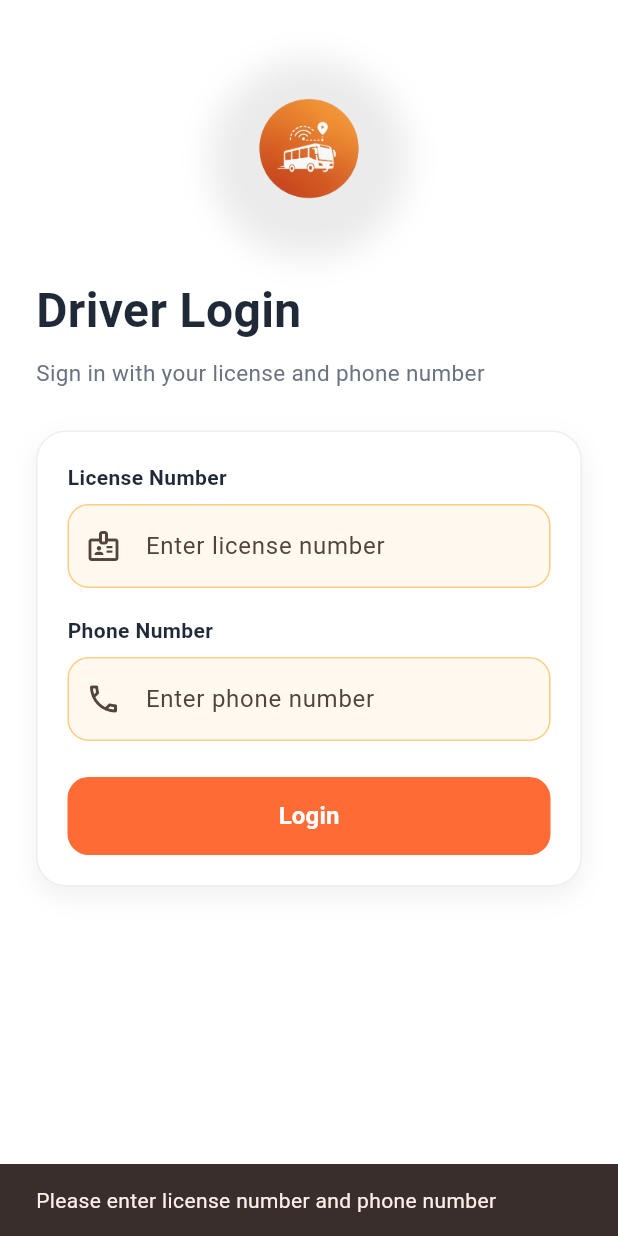
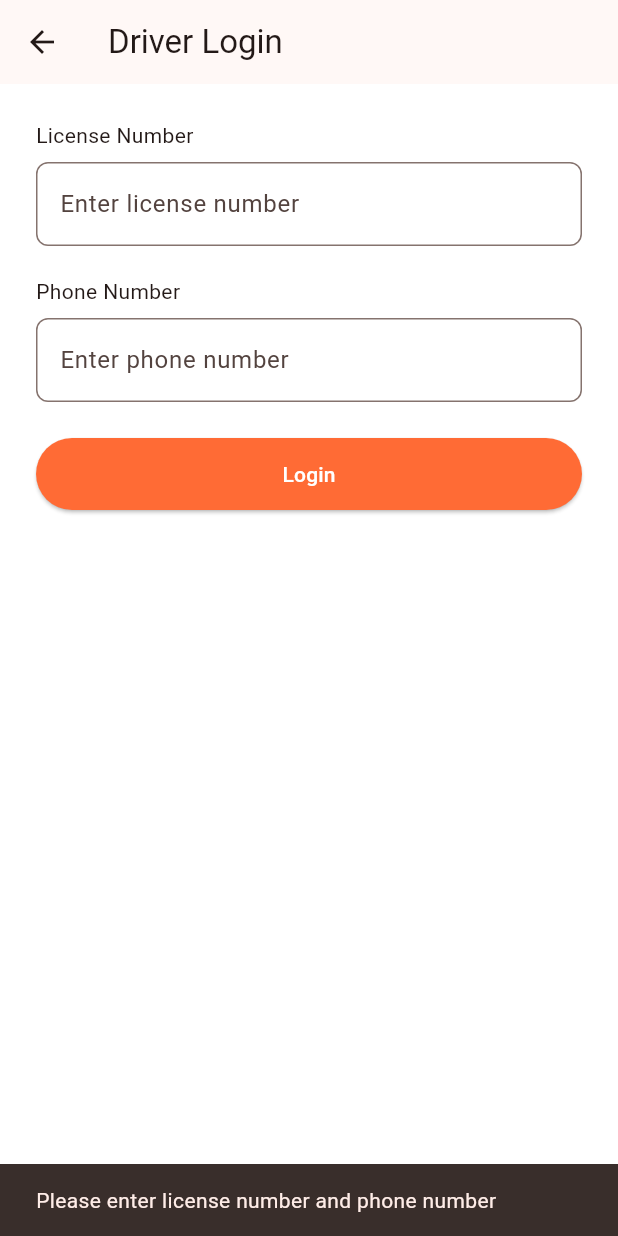
Before and after one commit to oshadha2k01/NextStop-DriverApp, a Flutter app: the screen it shows after launch, after a tap on "Login", on a phone screen of 412 x 824 dp. Run offline on Flutter 3.47's test engine with Material 3 defaults, Android fonts, the phone set to English and light mode, and no system bars; our stand-ins replace connectivity_plus, google_maps_flutter, just_audio, shared_preferences, socket_io_client, vibration.

Commit message:
fix: resolve the app crashing issues

```diff
--- a/lib/User/DriverLogin.dart
+++ b/lib/User/DriverLogin.dart
@@ -14,9 +14,7 @@ class DriverLoginScreen extends StatefulWidget {
 class _DriverLoginScreenState extends State<DriverLoginScreen> {
   static const Color primaryColor = Color(0xFFFF6B35);
   static const Color backgroundColor = Colors.white;
-  static const Color cardColor = Colors.white;
   static const Color textPrimary = Color(0xFF1F2937);
-  static const Color textSecondary = Color(0xFF6B7280);
 
   final TextEditingController _licenseController = TextEditingController();
   final TextEditingController _phoneController = TextEditingController();
@@ -46,6 +44,7 @@ class _DriverLoginScreenState extends State<DriverLoginScreen> {
   }
 
   Future<void> _restoreSession() async {
+    try {
       final token = await AuthService().getToken();
       final driver = await AuthService().getDriverData();
       final bus = await AuthService().getBusData();
@@ -66,6 +65,9 @@ class _DriverLoginScreenState extends State<DriverLoginScreen> {
           ),
         );
       });
+    } catch (e) {
+      print('Error restoring session: $e');
+    }
   }
 
   Future<void> _onLoginPressed() async {
@@ -74,15 +76,14 @@ class _DriverLoginScreenState extends State<DriverLoginScreen> {
 
     if (licenseNumber.isEmpty || phoneNumber.isEmpty) {
       ScaffoldMessenger.of(context).showSnackBar(
-        const SnackBar(
-          content: Text('Please enter license number and phone number'),
-        ),
+        const SnackBar(content: Text('Please enter license number and phone number')),
       );
       return;
     }
 
     setState(() => _isLoading = true);
 
+    try {
       final response = await ApiService().post(
         ApiConfig.driverLogin,
         body: {
@@ -93,9 +94,7 @@ class _DriverLoginScreenState extends State<DriverLoginScreen> {
         },
       );
 
-    if (!mounted) {
-      return;
-    }
+      if (!mounted) return;
 
       setState(() => _isLoading = false);
 
@@ -118,17 +117,11 @@ class _DriverLoginScreenState extends State<DriverLoginScreen> {
       final driver = _asMap(payload['driver']) ?? _asMap(root['driver']);
       final bus = _asMap(payload['bus']) ?? _asMap(root['bus']);
 
-    final token = (payload['token'] ??
-            root['token'] ??
-            payload['accessToken'] ??
-            root['accessToken'])
-        ?.toString();
+      final token = (payload['token'] ?? root['token'] ?? payload['accessToken'] ?? root['accessToken'])?.toString();
 
       if (driver == null || bus == null) {
         ScaffoldMessenger.of(context).showSnackBar(
-        const SnackBar(
-          content: Text('Login succeeded but profile data is missing'),
-        ),
+          const SnackBar(content: Text('Login succeeded but profile data is missing')),
         );
         return;
       }
@@ -141,14 +134,7 @@ class _DriverLoginScreenState extends State<DriverLoginScreen> {
         );
       }
 
-    if (!mounted) {
-      return;
-    }
-
-    WidgetsBinding.instance.addPostFrameCallback((_) {
-      if (!mounted) {
-        return;
-      }
+      if (!mounted) return;
 
       Navigator.pushReplacement(
         context,
@@ -159,181 +145,69 @@ class _DriverLoginScreenState extends State<DriverLoginScreen> {
           ),
         ),
       );
-    });
+    } catch (e) {
+      print('Login error: $e');
+      if (mounted) {
+        setState(() => _isLoading = false);
+        ScaffoldMessenger.of(context).showSnackBar(
+          SnackBar(content: Text('Error: $e')),
+        );
+      }
+    }
   }
 
   @override
   Widget build(BuildContext context) {
     return Scaffold(
       backgroundColor: backgroundColor,
-      body: SafeArea(
-        child: SingleChildScrollView(
-          padding: const EdgeInsets.symmetric(horizontal: 24, vertical: 20),
+      appBar: AppBar(title: const Text('Driver Login')),
+      body: Padding(
+        padding: const EdgeInsets.all(24),
         child: Column(
           crossAxisAlignment: CrossAxisAlignment.start,
           children: [
-              const SizedBox(height: 12),
-              Center(
-                child: Container(
-                  width: 132,
-                  height: 132,
-                  decoration: BoxDecoration(
-                    shape: BoxShape.circle,
-                    boxShadow: [
-                      BoxShadow(
-                        color: Colors.black.withValues(alpha: 0.08),
-                        blurRadius: 18,
-                        offset: const Offset(0, 8),
-                      ),
-                    ],
-                  ),
-                  child: ClipOval(
-                    child: Image.asset(
-                      'assets/logo.png',
-                      fit: BoxFit.cover,
-                    ),
-                  ),
-                ),
-              ),
-              const SizedBox(height: 20),
-              const Text(
-                'Driver Login',
-                style: TextStyle(
-                  fontSize: 32,
-                  fontWeight: FontWeight.bold,
-                  color: textPrimary,
-                ),
-              ),
-              const SizedBox(height: 8),
-              const Text(
-                'Sign in with your license and phone number',
-                style: TextStyle(
-                  fontSize: 15,
-                  color: textSecondary,
-                ),
-              ),
-              const SizedBox(height: 28),
-              Container(
-                width: double.infinity,
-                padding: const EdgeInsets.all(20),
-                decoration: BoxDecoration(
-                  color: cardColor,
-                  borderRadius: BorderRadius.circular(20),
-                  border: Border.all(color: Colors.grey.shade200),
-                  boxShadow: [
-                    BoxShadow(
-                      color: Colors.black.withValues(alpha: 0.06),
-                      blurRadius: 14,
-                      offset: const Offset(0, 6),
-                    ),
-                  ],
-                ),
-                child: Column(
-                  crossAxisAlignment: CrossAxisAlignment.start,
-                  children: [
-                    const Text(
-                      'License Number',
-                      style: TextStyle(
-                        fontSize: 14,
-                        fontWeight: FontWeight.w600,
-                        color: textPrimary,
-                      ),
-                    ),
+            const Text('License Number'),
             const SizedBox(height: 8),
             TextField(
               controller: _licenseController,
               decoration: InputDecoration(
                 hintText: 'Enter license number',
-                        prefixIcon: const Icon(Icons.badge_outlined),
-                        filled: true,
-                        fillColor: Colors.orange.withValues(alpha: 0.06),
-                        border: OutlineInputBorder(
-                          borderRadius: BorderRadius.circular(14),
-                          borderSide: BorderSide(color: Colors.orange.shade200),
-                        ),
-                        enabledBorder: OutlineInputBorder(
-                          borderRadius: BorderRadius.circular(14),
-                          borderSide: BorderSide(color: Colors.orange.shade200),
-                        ),
-                        focusedBorder: const OutlineInputBorder(
-                          borderRadius: BorderRadius.all(Radius.circular(14)),
-                          borderSide: BorderSide(color: primaryColor, width: 1.6),
+                border: OutlineInputBorder(borderRadius: BorderRadius.circular(8)),
               ),
             ),
-                    ),
-                    const SizedBox(height: 18),
-                    const Text(
-                      'Phone Number',
-                      style: TextStyle(
-                        fontSize: 14,
-                        fontWeight: FontWeight.w600,
-                        color: textPrimary,
-                      ),
-                    ),
+            const SizedBox(height: 20),
+            const Text('Phone Number'),
             const SizedBox(height: 8),
             TextField(
               controller: _phoneController,
               keyboardType: TextInputType.phone,
               decoration: InputDecoration(
                 hintText: 'Enter phone number',
-                        prefixIcon: const Icon(Icons.phone_outlined),
-                        filled: true,
-                        fillColor: Colors.orange.withValues(alpha: 0.06),
-                        border: OutlineInputBorder(
-                          borderRadius: BorderRadius.circular(14),
-                          borderSide: BorderSide(color: Colors.orange.shade200),
-                        ),
-                        enabledBorder: OutlineInputBorder(
-                          borderRadius: BorderRadius.circular(14),
-                          borderSide: BorderSide(color: Colors.orange.shade200),
-                        ),
-                        focusedBorder: const OutlineInputBorder(
-                          borderRadius: BorderRadius.all(Radius.circular(14)),
-                          borderSide: BorderSide(color: primaryColor, width: 1.6),
-                        ),
+                border: OutlineInputBorder(borderRadius: BorderRadius.circular(8)),
               ),
             ),
             const SizedBox(height: 24),
             SizedBox(
               width: double.infinity,
-                      height: 52,
+              height: 48,
               child: ElevatedButton(
                 onPressed: _isLoading ? null : _onLoginPressed,
-                        style: ElevatedButton.styleFrom(
-                          backgroundColor: primaryColor,
-                          foregroundColor: Colors.white,
-                          shape: RoundedRectangleBorder(
-                            borderRadius: BorderRadius.circular(14),
-                          ),
-                          elevation: 0,
-                        ),
+                style: ElevatedButton.styleFrom(backgroundColor: primaryColor),
                 child: _isLoading
                     ? const SizedBox(
                         width: 20,
                         height: 20,
                         child: CircularProgressIndicator(
                           strokeWidth: 2,
-                                  valueColor: AlwaysStoppedAnimation<Color>(
-                                    Colors.white,
-                                  ),
+                          valueColor: AlwaysStoppedAnimation(Colors.white),
                         ),
                       )
-                            : const Text(
-                                'Login',
-                                style: TextStyle(
-                                  fontSize: 16,
-                                  fontWeight: FontWeight.w600,
-                                ),
-                              ),
+                    : const Text('Login', style: TextStyle(color: Colors.white)),
               ),
             ),
           ],
         ),
       ),
-            ],
-          ),
-        ),
-      ),
     );
   }
 }
--- a/lib/main.dart
+++ b/lib/main.dart
@@ -1,10 +1,21 @@
 import 'package:flutter/material.dart';
+import 'dart:async';
 import 'User/Home.dart';
 import 'User/DriverLogin.dart';
 
-
 void main() {
-  runApp(const MyApp());
+  WidgetsFlutterBinding.ensureInitialized();
+  FlutterError.onError = (FlutterErrorDetails details) {
+    debugPrintStack(label: 'FLUTTER ERROR', stackTrace: details.stack);
+    print('Exception: ${details.exception}');
+  };
+  runZonedGuarded(
+    () => runApp(const MyApp()),
+    (Object error, StackTrace stack) {
+      debugPrintStack(label: 'ZONE ERROR', stackTrace: stack);
+      print('Error: $error');
+    },
+  );
 }
 
 class MyApp extends StatelessWidget {
```
Also changed, not shown: 1 other file. Lines whose indentation alone changed are shown as unchanged.
